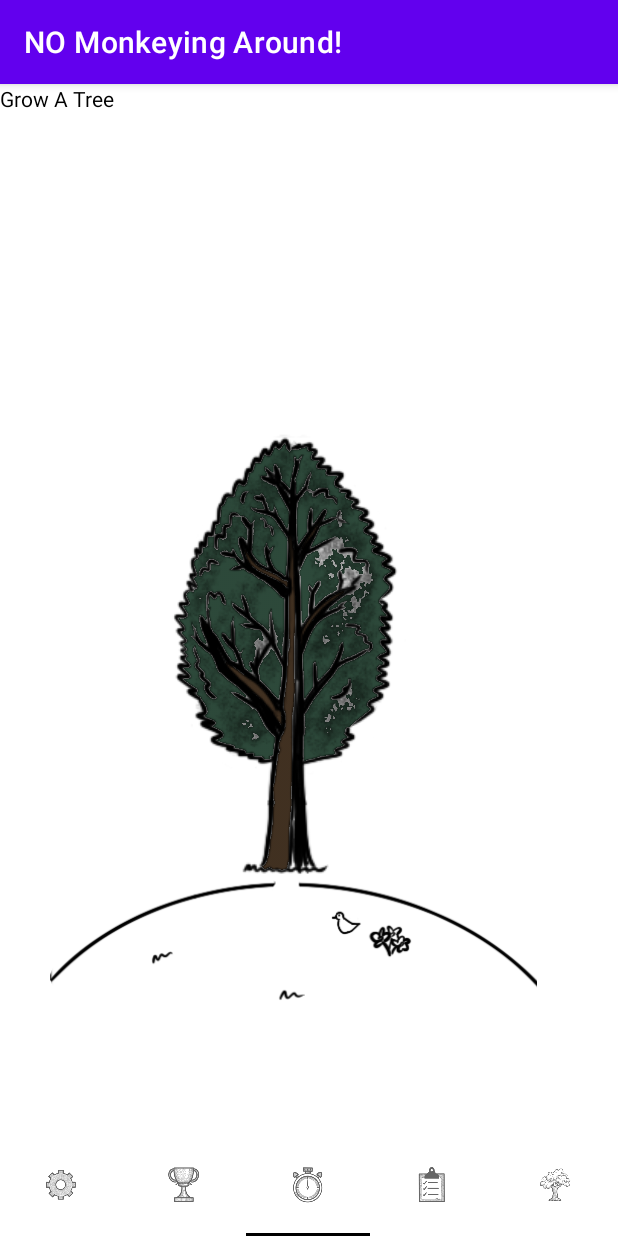
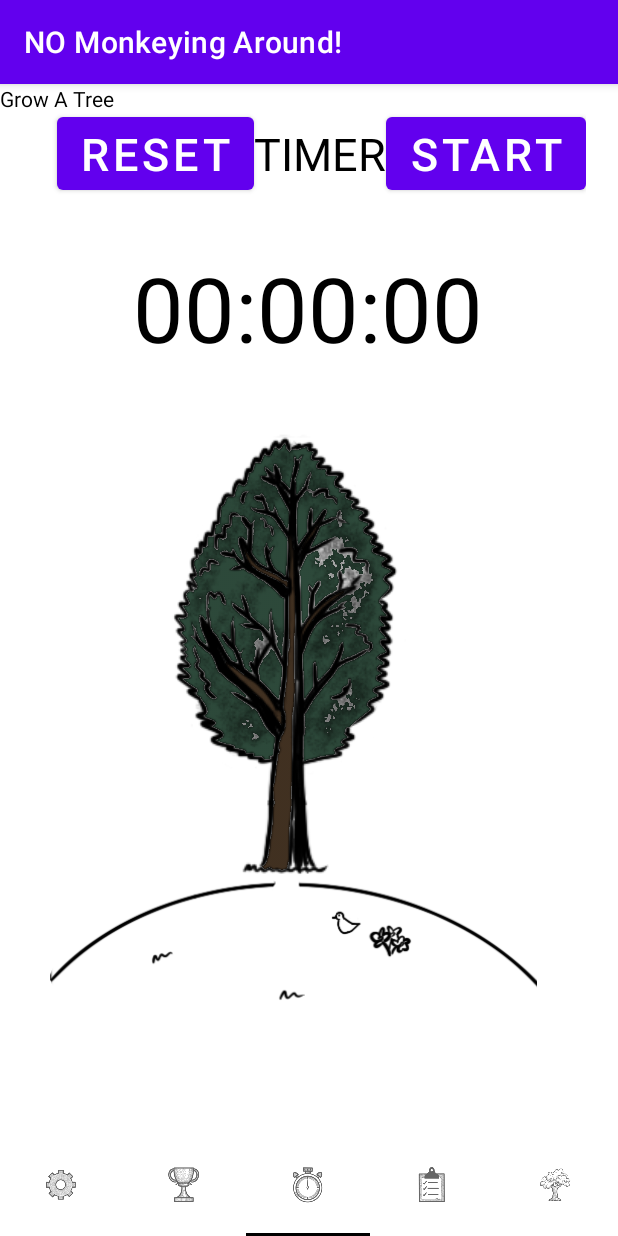
Before and after one commit to ETS-Android3/Android-Monke, an Android app: the GrowATree screen opened directly, with no data from a screen before it, on a phone screen of 412 x 824 dp. Run offline under Robolectric (Android 15) with nearby library versions, the phone set to English and light mode, and no system bars.

Commit message:
Grow a tree timer

```diff
--- a/NOMonkeyingAround/app/src/main/java/com/example/nomonkeyingaround/GrowATree.java
+++ b/NOMonkeyingAround/app/src/main/java/com/example/nomonkeyingaround/GrowATree.java
@@ -1,5 +1,6 @@
 package com.example.nomonkeyingaround;
 
+import android.app.Activity;
 import android.os.Bundle;
 
 import androidx.fragment.app.Fragment;
@@ -7,6 +8,11 @@ import androidx.fragment.app.Fragment;
 import android.view.LayoutInflater;
 import android.view.View;
 import android.view.ViewGroup;
+import android.widget.Button;
+import android.widget.TextView;
+
+import java.util.Timer;
+import java.util.TimerTask;
 
 /**
  * A simple {@link Fragment} subclass.
@@ -14,6 +20,16 @@ import android.view.ViewGroup;
  * create an instance of this fragment.
  */
 public class GrowATree extends Fragment {
+
+    public TextView timerText;
+    public Button startButton;
+    public Button resetButton;
+
+    Timer timer;
+    TimerTask timerTask;
+    double time = 0.0;
+
+    boolean timerStarted = false;
 
     // TODO: Rename parameter arguments, choose names that match
     // the fragment initialization parameters, e.g. ARG_ITEM_NUMBER
@@ -59,6 +75,83 @@ public class GrowATree extends Fragment {
     public View onCreateView(LayoutInflater inflater, ViewGroup container,
                              Bundle savedInstanceState) {
         // Inflate the layout for this fragment
-        return inflater.inflate(R.layout.fragment_grow_a_tree, container, false);
+        View mView = inflater.inflate(R.layout.fragment_grow_a_tree, container, false);
+
+        timerText = (TextView) mView.findViewById(R.id.timerText);
+        startButton = (Button) mView.findViewById(R.id.startButton);
+        resetButton = (Button) mView.findViewById(R.id.resetButton);
+
+        timer = new Timer();
+
+
+        startButton.setOnClickListener(new View.OnClickListener() {
+            public void onClick(View mView) {
+                if (!timerStarted) {
+                    timerStarted = true;
+                    setButtonUI("STOP");
+                    startTimer();
+                } else {
+                    timerStarted = false;
+                    setButtonUI("START");
+
+                    timerTask.cancel();
+                }
+            }
+        });
+        resetButton.setOnClickListener(new View.OnClickListener() {
+            public void onClick(View mView) {
+
+                if (timerTask != null) {
+                    timerTask.cancel();
+                    setButtonUI("START");
+                    time = 0;
+                    timerStarted = false;
+                    timerText.setText(formatTime(0, 0, 0));
+                }
+            }
+        });
+
+        return mView;
+    }
+    private void setButtonUI(String text) {
+        startButton.setText(text);
+    }
+
+    private void startTimer()
+    {
+        timerTask = new TimerTask() {
+            @Override
+            public void run() {
+                getActivity().runOnUiThread(new Runnable() {
+                    @Override
+                    public void run() {
+                        time++;
+                        timerText.setText(getTimerText());
+                    }
+                });
+
+            }
+        };
+        timer.scheduleAtFixedRate(timerTask, 0, 1000);
+    }
+
+    private String getTimerText()
+    {
+
+        int rounded = (int) Math.round(time);
+
+        int seconds = ((rounded % 86400) % 3600) % 60;
+        int minutes = ((rounded % 86400) % 3600) / 60;
+        int hours = ((rounded % 86400) / 3600);
+
+
+        return formatTime(seconds, minutes, hours);
+    }
+
+    private  String formatTime(int seconds, int minutes, int hours)
+    {
+        return String.format("%02d",hours) + ":"
+                + String.format("%02d",minutes) + ":"
+                + String.format("%02d",seconds);
     }
 }
--- a/NOMonkeyingAround/app/src/main/res/layout/fragment_grow_a_tree.xml
+++ b/NOMonkeyingAround/app/src/main/res/layout/fragment_grow_a_tree.xml
@@ -8,16 +8,6 @@
     tools:context=".GrowATree">
 
     <!-- TODO: Update blank fragment layout -->
-
-    <TextView
-        android:id="@+id/textView2"
-        android:layout_width="match_parent"
-        android:layout_height="match_parent"
-        android:text="@string/growAtree"
-        android:textColor="@color/black"
-        tools:layout_editor_absoluteX="0dp"
-        tools:layout_editor_absoluteY="16dp" />
-
     <ImageView
         android:id="@+id/homePageTree"
         android:layout_width="match_parent"
@@ -25,7 +15,7 @@
         android:src="@drawable/homepagetree_color"
         app:layout_constraintBottom_toBottomOf="parent"
         app:layout_constraintEnd_toEndOf="parent"
-        app:layout_constraintHorizontal_bias="0.0"
+        app:layout_constraintHorizontal_bias="1.0"
         app:layout_constraintStart_toStartOf="parent"
         app:layout_constraintTop_toTopOf="parent"
         app:layout_constraintVertical_bias="1.0" />
@@ -41,4 +31,65 @@
         app:layout_constraintTop_toTopOf="parent"
         app:layout_constraintVertical_bias="0.852" />
 
+    <androidx.appcompat.widget.Toolbar
+        android:id="@+id/toolbar"
+        android:layout_width="wrap_content"
+        android:layout_height="wrap_content"
+        app:layout_constraintBottom_toBottomOf="@+id/homePageTree"
+        app:layout_constraintEnd_toEndOf="parent"
+        app:layout_constraintStart_toStartOf="parent"
+        app:layout_constraintTop_toTopOf="@+id/homePageTree"
+        app:layout_constraintVertical_bias="0.023">
+
+        <Button
+            android:id="@+id/resetButton"
+            android:layout_width="wrap_content"
+            android:layout_height="wrap_content"
+            android:text="RESET"
+            android:textSize="30sp" />
+
+        <TextView
+            android:layout_width="wrap_content"
+            android:layout_height="wrap_content"
+            android:layout_gravity="center"
+            android:text="TIMER"
+            android:textColor="@color/black"
+            android:textSize="30sp" />
+
+        <Button
+            android:id="@+id/startButton"
+            android:layout_width="wrap_content"
+            android:layout_height="wrap_content"
+            android:layout_gravity="end"
+            android:text="Start"
+            android:textSize="30sp" />
+
+
+    </androidx.appcompat.widget.Toolbar>
+
+    <TextView
+        android:id="@+id/timerText"
+        android:layout_width="wrap_content"
+        android:layout_height="wrap_content"
+        android:layout_gravity="center"
+        android:text="00:00:00"
+        android:textColor="@color/black"
+        android:textSize="60sp"
+        app:layout_constraintBottom_toBottomOf="@+id/homePageTree"
+        app:layout_constraintEnd_toEndOf="parent"
+        app:layout_constraintHorizontal_bias="0.497"
+        app:layout_constraintStart_toStartOf="parent"
+        app:layout_constraintTop_toTopOf="parent"
+        app:layout_constraintVertical_bias="0.158" />
+
+    <TextView
+        android:id="@+id/textView2"
+        android:layout_width="match_parent"
+        android:layout_height="match_parent"
+        android:text="@string/growAtree"
+        android:textColor="@color/black"
+        tools:layout_editor_absoluteX="-65dp"
+        tools:layout_editor_absoluteY="-162dp" />
+
+
 </androidx.constraintlayout.widget.ConstraintLayout>
```
Also changed, not shown: 1 other file.
